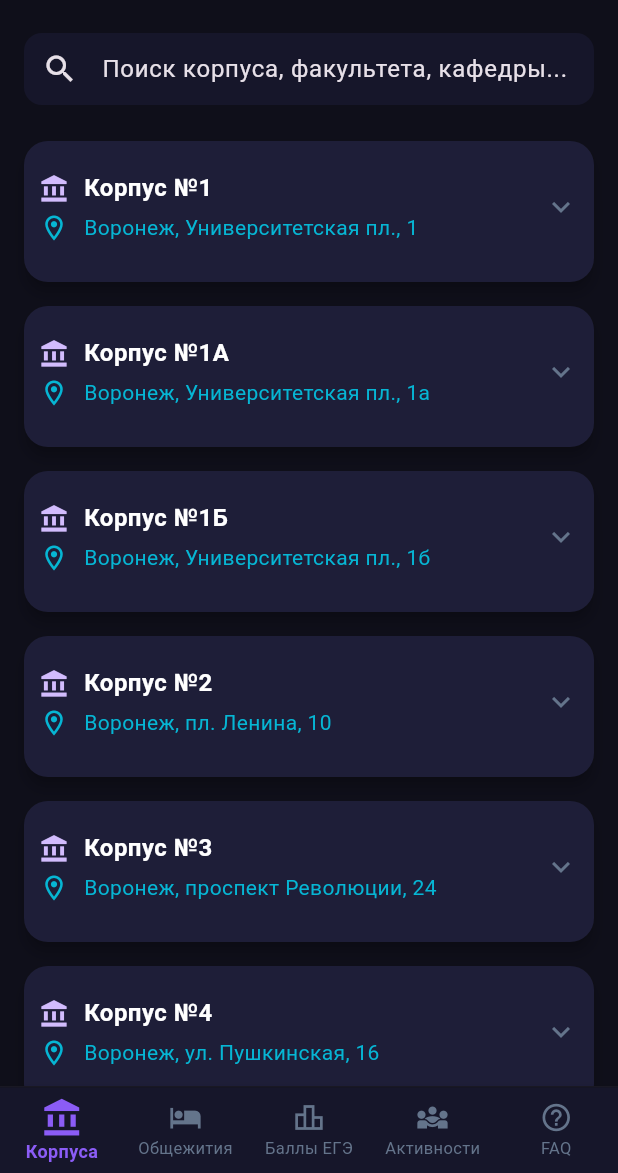
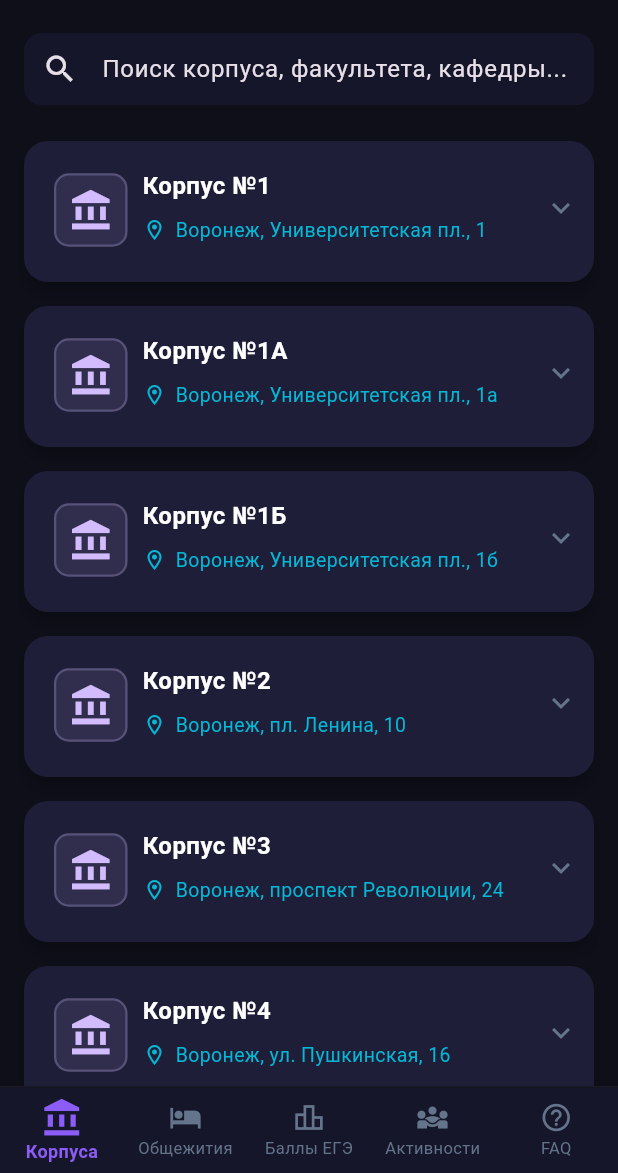
Before and after one commit to Almiton/student-guide, a Flutter app: the screen it shows after launch, on a phone screen of 412 x 824 dp, the part 63-1236 px from its top. Run offline on Flutter 3.47's test engine with Material 3 defaults, Android fonts, the light colour scheme and no system bars.

Commit message:
style: tune campus card icon geometry, border, and left offset

```diff
--- a/lib/screens/campuses_screen.dart
+++ b/lib/screens/campuses_screen.dart
@@ -255,27 +255,46 @@ class _CampusCardState extends State<_CampusCard> {
             _isExpanded = expanded;
           });
         },
-        tilePadding: const EdgeInsets.symmetric(horizontal: 10, vertical: 8),
+        tilePadding: const EdgeInsets.symmetric(horizontal: 10, vertical: 10),
         title: Row(
+          crossAxisAlignment: CrossAxisAlignment.center,
           children: [
-            Icon(
+            Padding(
+              padding: const EdgeInsets.only(top: 3, left: 10),
+              child: Container(
+                padding: const EdgeInsets.all(8),
+                decoration: BoxDecoration(
+                  color: theme.colorScheme.primary.withValues(alpha: 0.1),
+                  borderRadius: BorderRadius.circular(10),
+                  border: Border.all(
+                    color: theme.colorScheme.primary.withValues(alpha: 0.25),
+                    width: 1.5,
+                  ),
+                ),
+                child: Icon(
                   Icons.account_balance,
                   color: theme.colorScheme.primary,
-              size: 20,
+                  size: 30,
+                ),
+              ),
             ),
             const SizedBox(width: 10),
             Expanded(
-              child: Text(
+              child: Column(
+                crossAxisAlignment: CrossAxisAlignment.start,
+                mainAxisSize: MainAxisSize.min,
+                children: [
+                  Text(
                     campus.name,
                     style: theme.textTheme.titleMedium?.copyWith(
                       fontWeight: FontWeight.bold,
                       letterSpacing: 0.3,
                     ),
+                    maxLines: 1,
+                    overflow: TextOverflow.ellipsis,
                   ),
-            ),
-          ],
-        ),
-        subtitle: InteractiveFeedback(
+                  const SizedBox(height: 6),
+                  InteractiveFeedback(
                     borderRadius: BorderRadius.circular(8),
                     activeBorderColor: theme.colorScheme.secondary,
                     child: InkWell(
@@ -283,20 +302,21 @@ class _CampusCardState extends State<_CampusCard> {
                       onLongPress: () => AppUtils.copyToClipboard(context, campus.address, 'Адрес'),
                       borderRadius: BorderRadius.circular(8),
                       child: Padding(
-              padding: const EdgeInsets.symmetric(vertical: 4, horizontal: 0),
+                        padding: const EdgeInsets.symmetric(vertical: 2, horizontal: 0),
                         child: Row(
                           children: [
                             Icon(
                               Icons.location_on_outlined,
-                    size: 20,
+                              size: 16,
                               color: theme.colorScheme.secondary,
                             ),
-                  const SizedBox(width: 10),
+                            const SizedBox(width: 6),
                             Expanded(
                               child: Text(
                                 campus.address,
                                 style: theme.textTheme.bodyMedium?.copyWith(
                                   color: theme.colorScheme.secondary,
+                                  fontSize: 13,
                                 ),
                                 maxLines: 1,
                                 overflow: TextOverflow.ellipsis,
@@ -307,6 +327,12 @@ class _CampusCardState extends State<_CampusCard> {
                       ),
                     ),
                   ),
+                ],
+              ),
+            ),
+          ],
+        ),
+        subtitle: null,
         childrenPadding: const EdgeInsets.all(12),
         shape: const RoundedRectangleBorder(
           borderRadius: BorderRadius.all(Radius.circular(16)),
```
Lines whose indentation alone changed are shown as unchanged.
